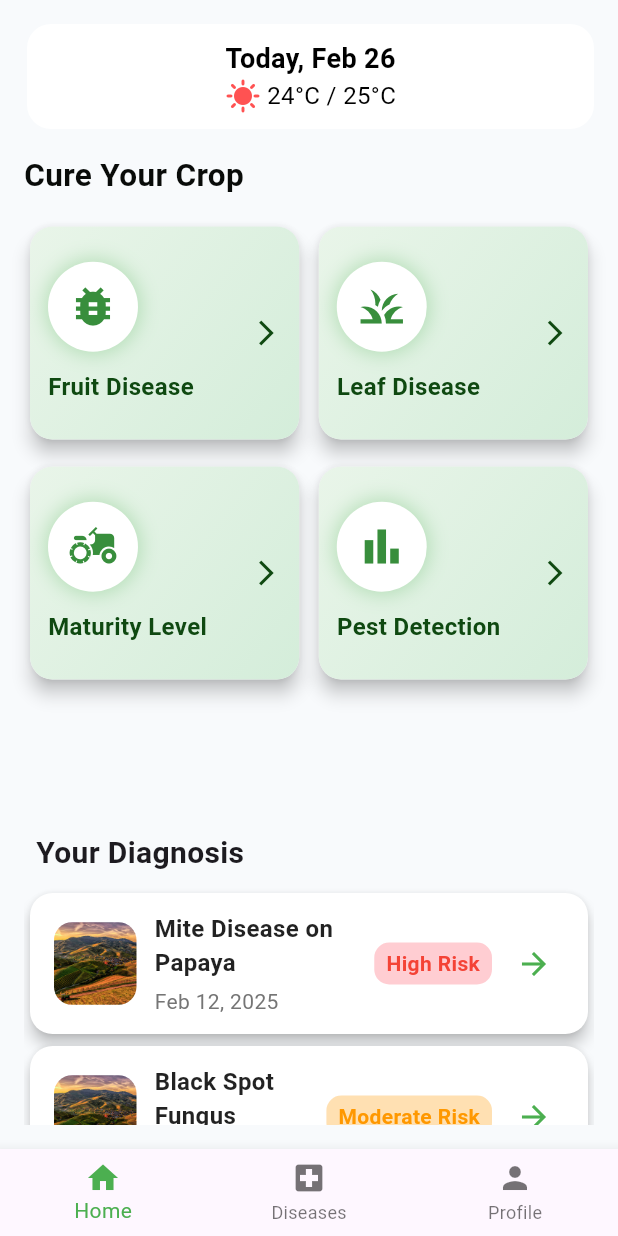
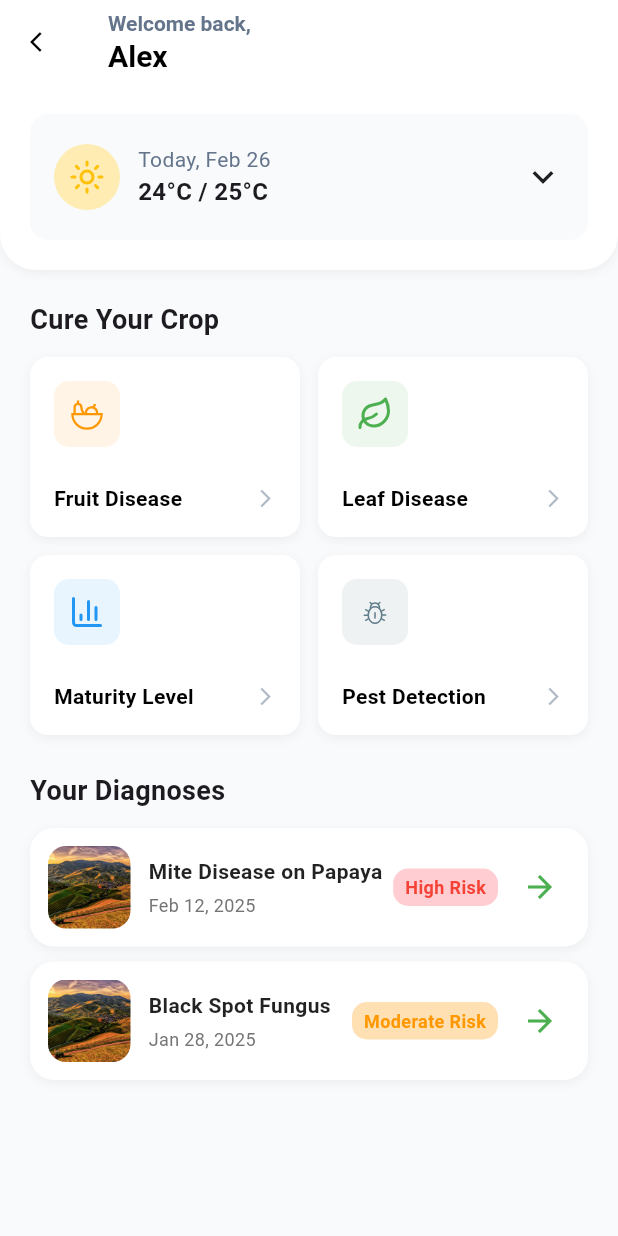
Before and after one commit to IT21161056/Papaya-Buddy, a Flutter app: the screen it shows after launch, on a phone screen of 412 x 824 dp. Run offline on Flutter 3.47's test engine with Material 3 defaults, Android fonts, the phone set to English and light mode, and no system bars; our stand-ins replace carousel_slider, flutter_svg, image_picker.

Commit message:
feat: redesign the dashboard ui

```diff
--- a/mobile_app/lib/routes/router.dart
+++ b/mobile_app/lib/routes/router.dart
@@ -1,5 +1,6 @@
 import 'package:flutter/material.dart';
 import 'package:mobile_app/views/auth/signup_view.dart';
+import 'package:mobile_app/views/dashboard_view.dart';
 import '../views/home_view.dart';
 import '../views/splash_view.dart';
 import '../views/auth/login_view.dart';
@@ -10,7 +11,7 @@ class AppRouter {
       case '/':
         return MaterialPageRoute(builder: (_) => const SplashView());
       case '/home':
-        return MaterialPageRoute(builder: (_) => const HomeView());
+        return MaterialPageRoute(builder: (_) => const DashboardView());
       case '/signup':
         return MaterialPageRoute(builder: (_) => const SignupView());
       case '/login':
--- /dev/null
+++ b/mobile_app/lib/views/dashboard_view.dart
@@ -0,0 +1,214 @@
+import 'package:flutter/material.dart';
+import 'package:mobile_app/views/diagonosisView/diagnosis_list.dart';
+import 'package:mobile_app/views/diagonosisView/disease_details.dart';
+import 'package:mobile_app/widgets/dashboard.widgets/crop_card.dart';
+import 'package:mobile_app/widgets/dashboard.widgets/weather_widget.dart';
+import 'package:mobile_app/widgets/imagePickerWidget/fruitdiseasepicker.dart';
+import 'package:mobile_app/widgets/imagePickerWidget/imagepicker.dart';
+import 'package:mobile_app/widgets/imagePickerWidget/leafdiseasepicker.dart';
+import 'package:mobile_app/widgets/imagePickerWidget/maturitypicker.dart';
+
+class DashboardView extends StatefulWidget {
+  const DashboardView({super.key});
+  @override
+  State<DashboardView> createState() => _DashboardViewState();
+}
+
+// Crop Cards Data
+final List<Map<String, dynamic>> cropCards = [
+  {
+    'name': 'Fruit Disease',
+    'icon': 'assets/icons/carbon_fruit_bowl.svg',
+    'picker': FruitDiseasePicker(),
+    'color': Colors.orange
+  },
+  {
+    'name': 'Leaf Disease',
+    'icon': 'assets/icons/lucide_leaf.svg',
+    'picker': LeafDiseasePicker(),
+    'color': Colors.green
+  },
+  {
+    'name': 'Maturity Level',
+    'icon': 'assets/icons/lucide_chart.svg',
+    'picker': MaturityPicker(),
+    'color': Colors.blue
+  },
+  {
+    'name': 'Pest Detection',
+    'icon': 'assets/icons/material_pest.svg',
+    'picker': ImagePickerPage(),
+    'color': Colors.blueGrey
+  },
+];
+
+class _DashboardViewState extends State<DashboardView> {
+  bool isExpanded = false;
+  @override
+  Widget build(BuildContext context) {
+    return Scaffold(
+        appBar: AppBar(
+          centerTitle: false,
+          backgroundColor: Colors.white,
+          elevation: 0,
+          leading: IconButton(
+            icon: Icon(Icons.arrow_back_ios, color: Colors.black),
+            iconSize: 16,
+            alignment: Alignment.center,
+            onPressed: () {
+              Navigator.pop(context);
+            },
+          ),
+          title: Column(
+            crossAxisAlignment: CrossAxisAlignment.start,
+            children: [
+              Text(
+                "Welcome back,",
+                style: TextStyle(
+                  fontWeight: FontWeight.w600,
+                  color: Color.fromRGBO(100, 116, 139, 1),
+                  fontSize: 14,
+                ),
+              ),
+              Text(
+                "Alex",
+                style: TextStyle(
+                  fontWeight: FontWeight.w700,
+                  color: Colors.black,
+                  fontSize: 20,
+                ),
+              ),
+            ],
+          ),
+        ),
+        backgroundColor: Color(0xFFF8FAFC),
+        body: SafeArea(
+            child: Column(
+          children: [
+            // Wether widget
+            ExpandableWeatherCard(),
+            // "Cure Your Crop" Section
+            Expanded(
+                child: SingleChildScrollView(
+              padding: const EdgeInsets.all(20),
+              child: Column(
+                crossAxisAlignment: CrossAxisAlignment.start,
+                children: [
+                  Row(
+                    mainAxisAlignment: MainAxisAlignment.spaceBetween,
+                    children: [
+                      const Text(
+                        "Cure Your Crop",
+                        style: TextStyle(
+                            fontSize: 18, fontWeight: FontWeight.bold),
+                      ),
+                      // Text(
+                      //   "See all",
+                      //   style: TextStyle(
+                      //       fontSize: 16,
+                      //       color: Colors.blue,
+                      //       fontWeight: FontWeight.bold),
+                      // ),
+                    ],
+                  ),
+                  const SizedBox(
+                    height: 12,
+                  ),
+                  ConstrainedBox(
+                    constraints: const BoxConstraints(
+                      minHeight: 0,
+                    ),
+                    child: GridView.builder(
+                      physics: const NeverScrollableScrollPhysics(),
+                      shrinkWrap: true,
+                      gridDelegate:
+                          const SliverGridDelegateWithFixedCrossAxisCount(
+                        crossAxisCount: 2,
+                        mainAxisSpacing: 12,
+                        crossAxisSpacing: 12,
+                        childAspectRatio: 1.5, //2, 1.8
+                      ),
+                      itemCount: cropCards.length,
+                      itemBuilder: (context, index) {
+                        return SizedBox(
+                          height: 100,
+                          child: CropCard(
+                            title: cropCards[index]['name'],
+                            iconPath: cropCards[index]['icon'],
+                            color: cropCards[index]['color'],
+                            onTap: () {
+                              Navigator.push(
+                                context,
+                                MaterialPageRoute(
+                                  builder: (context) =>
+                                      cropCards[index]['picker'],
+                                ),
+                              );
+                            },
+                          ),
+                        );
+                      },
+                    ),
+                  ),
+                  const SizedBox(
+                    height: 24,
+                  ),
+                  Row(
+                    mainAxisAlignment: MainAxisAlignment.spaceBetween,
+                    children: [
+                      const Text(
+                        "Your Diagnoses",
+                        style: TextStyle(
+                            fontSize: 18, fontWeight: FontWeight.bold),
+                      ),
+                      // Text(
+                      //   "See all",
+                      //   style: TextStyle(
+                      //       fontSize: 16,
+                      //       color: Colors.blue,
+                      //       fontWeight: FontWeight.bold),
+                      // ),
+                    ],
+                  ),
+                  const SizedBox(
+                    height: 12,
+                  ),
+                  ListView.separated(
+                    physics: const NeverScrollableScrollPhysics(),
+                    shrinkWrap: true,
+                    itemCount: pastDiagnoses.length,
+                    separatorBuilder: (context, index) => const SizedBox(
+                      height: 10,
+                    ),
+                    itemBuilder: (context, index) {
+                      return DiagnosisListItem(
+                        title: pastDiagnoses[index]['title'],
+                        date: pastDiagnoses[index]['date'],
+                        result: pastDiagnoses[index]['result'],
+                        onDetailsPressed: () {
+                          Navigator.push(
+                            context,
+                            MaterialPageRoute(
+                              builder: (context) => DiseaseDetailsPage(
+                                diseaseName: pastDiagnoses[index]['title'] ??
+                                    'No Title Available',
+                                description: pastDiagnoses[index]
+                                        ['description'] ??
+                                    'No description available',
+                                remedy: pastDiagnoses[index]['remedy'] ??
+                                    'No remedy available',
+                                images: pastDiagnoses[index]['images'] ?? [],
+                              ),
+                            ),
+                          );
+                        },
+                      );
+                    },
+                  ),
+                ],
+              ),
+            )),
+          ],
+        )));
+  }
+}
--- a/mobile_app/lib/views/diagonosisView/diagnosis_list.dart
+++ b/mobile_app/lib/views/diagonosisView/diagnosis_list.dart
@@ -99,12 +99,19 @@ class DiagnosisListItem extends StatelessWidget {
 
   @override
   Widget build(BuildContext context) {
-    return Card(
-      elevation: 4,
-      shape: RoundedRectangleBorder(borderRadius: BorderRadius.circular(15)),
-      color: Colors.white, // Soft background color
-      child: Padding(
-        padding: const EdgeInsets.symmetric(vertical: 12, horizontal: 16),
+    return Container(
+      padding: const EdgeInsets.all(12),
+      decoration: BoxDecoration(
+          color: Colors.white,
+          borderRadius: BorderRadius.circular(16),
+          boxShadow: [
+            BoxShadow(
+              color: Colors.black.withOpacity(0.05),
+              blurRadius: 5,
+              offset: const Offset(0, 2),
+            ),
+          ]),
+      // Soft background color
       child: Row(
         children: [
           // Left side image
@@ -129,7 +136,7 @@ class DiagnosisListItem extends StatelessWidget {
                 Text(
                   title,
                   style: const TextStyle(
-                      fontSize: 16,
+                    fontSize: 14,
                     fontWeight: FontWeight.bold,
                     color: Colors.black87,
                   ),
@@ -138,7 +145,7 @@ class DiagnosisListItem extends StatelessWidget {
                 Text(
                   date,
                   style: TextStyle(
-                      fontSize: 14,
+                    fontSize: 12,
                     color: Colors.grey.shade600,
                   ),
                 ),
@@ -150,8 +157,7 @@ class DiagnosisListItem extends StatelessWidget {
           Row(
             children: [
               Container(
-                  padding:
-                      const EdgeInsets.symmetric(vertical: 4, horizontal: 8),
+                padding: const EdgeInsets.symmetric(vertical: 4, horizontal: 8),
                 decoration: BoxDecoration(
                   color: result == "High Risk"
                       ? Colors.red.shade100
@@ -163,6 +169,7 @@ class DiagnosisListItem extends StatelessWidget {
                 child: Text(
                   result,
                   style: TextStyle(
+                    fontSize: 12,
                     fontWeight: FontWeight.bold,
                     color: result == "High Risk"
                         ? Colors.red
@@ -185,7 +192,6 @@ class DiagnosisListItem extends StatelessWidget {
           ),
         ],
       ),
-      ),
     );
   }
 }
--- /dev/null
+++ b/mobile_app/lib/widgets/dashboard.widgets/crop_card.dart
@@ -0,0 +1,76 @@
+import 'package:flutter/material.dart';
+import 'package:flutter_svg/flutter_svg.dart';
+
+class CropCard extends StatelessWidget {
+  final String title;
+  final String iconPath;
+  final Color color;
+  final VoidCallback onTap;
+
+  const CropCard({
+    super.key,
+    required this.title,
+    required this.iconPath,
+    required this.color,
+    required this.onTap,
+  });
+
+  @override
+  Widget build(BuildContext context) {
+    return GestureDetector(
+      onTap: onTap,
+      child: Container(
+        width: 160,
+        padding: const EdgeInsets.all(16),
+        decoration: BoxDecoration(
+          color: Colors.white,
+          borderRadius: BorderRadius.circular(12),
+          boxShadow: [
+            BoxShadow(
+              color: Colors.black.withOpacity(0.05),
+              blurRadius: 5,
+              offset: const Offset(0, 2),
+            ),
+          ],
+        ),
+        child: Column(
+          crossAxisAlignment: CrossAxisAlignment.start,
+          mainAxisAlignment: MainAxisAlignment.spaceBetween,
+          children: [
+            Container(
+              padding: const EdgeInsets.all(10),
+              decoration: BoxDecoration(
+                color: color.withOpacity(0.1),
+                borderRadius: BorderRadius.circular(10),
+              ),
+              child: SvgPicture.asset(
+                iconPath,
+                height: 24,
+                width: 24,
+                color: color,
+              ),
+            ),
+            Row(
+              mainAxisAlignment: MainAxisAlignment.spaceBetween,
+              children: [
+                Text(
+                  title,
+                  style: const TextStyle(
+                    fontSize: 14,
+                    fontWeight: FontWeight.bold,
+                    color: Colors.black,
+                  ),
+                ),
+                const Icon(
+                  Icons.arrow_forward_ios,
+                  size: 14,
+                  color: Color.fromRGBO(100, 116, 139, 0.5),
+                ),
+              ],
+            ),
+          ],
+        ),
+      ),
+    );
+  }
+}
--- /dev/null
+++ b/mobile_app/lib/widgets/dashboard.widgets/weather_info.dart
@@ -0,0 +1,40 @@
+import 'package:flutter/material.dart';
+import 'package:flutter_svg/flutter_svg.dart';
+
+class WeatherInfo extends StatelessWidget {
+  final String title;
+  final String value;
+  final String iconPath;
+  final Color iconColor;
+
+  const WeatherInfo({
+    super.key,
+    required this.title,
+    required this.value,
+    required this.iconPath,
+    required this.iconColor,
+  });
+
+  @override
+  Widget build(BuildContext context) {
+    return Column(
+      children: [
+        SvgPicture.asset(
+          iconPath,
+          height: 20,
+          width: 20,
+          color: iconColor,
+        ),
+        const SizedBox(height: 4),
+        Text(
+          title,
+          style: const TextStyle(fontSize: 12, color: Colors.black54),
+        ),
+        Text(
+          value,
+          style: const TextStyle(fontSize: 14, fontWeight: FontWeight.bold),
+        ),
+      ],
+    );
+  }
+}
--- /dev/null
+++ b/mobile_app/lib/widgets/dashboard.widgets/weather_widget.dart
@@ -0,0 +1,136 @@
+import 'package:flutter/material.dart';
+import 'package:flutter_svg/flutter_svg.dart';
+import 'package:mobile_app/widgets/dashboard.widgets/weather_info.dart';
+
+class ExpandableWeatherCard extends StatefulWidget {
+  const ExpandableWeatherCard({super.key});
+
+  @override
+  State<ExpandableWeatherCard> createState() => _ExpandableWeatherCardState();
+}
+
+class _ExpandableWeatherCardState extends State<ExpandableWeatherCard> {
+  bool isExpanded = false;
+
+  @override
+  Widget build(BuildContext context) {
+    return Container(
+      padding: const EdgeInsets.all(20),
+      decoration: BoxDecoration(
+        color: Colors.white,
+        borderRadius: const BorderRadius.only(
+          bottomLeft: Radius.circular(24),
+          bottomRight: Radius.circular(24),
+        ),
+        boxShadow: [
+          BoxShadow(
+            color: Colors.black.withOpacity(0.05),
+            blurRadius: 5,
+            offset: const Offset(0, 2),
+          ),
+        ],
+      ),
+      child: GestureDetector(
+        onTap: () {
+          setState(() {
+            isExpanded = !isExpanded;
+          });
+        },
+        child: Container(
+          padding: const EdgeInsets.symmetric(horizontal: 16, vertical: 20),
+          decoration: BoxDecoration(
+            color: const Color(0xFFF8FAFC),
+            borderRadius: BorderRadius.circular(12),
+          ),
+          child: Column(
+            children: [
+              Row(
+                children: [
+                  Container(
+                    decoration: BoxDecoration(
+                      shape: BoxShape.circle,
+                      color: Colors.amber.shade100,
+                    ),
+                    child: Padding(
+                      padding: const EdgeInsets.all(10.0),
+                      child: SvgPicture.asset(
+                        'assets/icons/lucide_sun.svg',
+                        height: 24,
+                        width: 24,
+                        color: Colors.amber,
+                      ),
+                    ),
+                  ),
+                  const SizedBox(width: 12),
+                  const Column(
+                    crossAxisAlignment: CrossAxisAlignment.start,
+                    children: [
+                      Text(
+                        "Today, Feb 26",
+                        style: TextStyle(
+                          fontSize: 14,
+                          color: Color.fromRGBO(100, 116, 139, 1),
+                        ),
+                      ),
+                      Text(
+                        "24°C / 25°C",
+                        style: TextStyle(
+                          fontSize: 16,
+                          fontWeight: FontWeight.w600,
+                        ),
+                      ),
+                    ],
+                  ),
+                  const Spacer(),
+                  Icon(
+                    isExpanded ? Icons.expand_less : Icons.expand_more,
+                    size: 28,
+                  ),
+                ],
+              ),
+
+              // Expanded Content
+              AnimatedSize(
+                  duration: const Duration(milliseconds: 300),
+                  curve: Curves.easeInOut,
+                  child: isExpanded
+                      ? Column(
+                          children: [
+                            const SizedBox(height: 8),
+                            const Divider(
+                              color: Color.fromRGBO(226, 232, 240, 1),
+                            ),
+                            const SizedBox(height: 8),
+                            const Row(
+                              mainAxisAlignment: MainAxisAlignment.spaceAround,
+                              children: [
+                                WeatherInfo(
+                                  title: "UV Index",
+                                  value: "High",
+                                  iconPath: 'assets/icons/lucide_sun.svg',
+                                  iconColor: Colors.amber,
+                                ),
+                                WeatherInfo(
+                                  title: "Humidity",
+                                  value: "68%",
+                                  iconPath: 'assets/icons/lucide_droplets.svg',
+                                  iconColor: Colors.blue,
+                                ),
+                                WeatherInfo(
+                                  title: "Cloud Cover",
+                                  value: "15%",
+                                  iconPath: 'assets/icons/lucide_cloud.svg',
+                                  iconColor: Colors.blueGrey,
+                                ),
+                              ],
+                            ),
+                          ],
+                        )
+                      : const SizedBox())
+            ],
+          ),
+        ),
+      ),
+    );
+  }
+}
```
Also changed, not shown: mobile_app/assets/icons/arcticons_fruit.svg (added), mobile_app/assets/icons/carbon_fruit_bowl.svg (added), mobile_app/assets/icons/lucide_chart.svg (added), mobile_app/assets/icons/lucide_cloud.svg (added), mobile_app/assets/icons/lucide_droplets.svg (added), mobile_app/assets/icons/lucide_menu.svg (added), mobile_app/assets/icons/lucide_sun.svg (added), mobile_app/assets/icons/material_pest.svg (added), mobile_app/pubspec.lock. Lines whose indentation alone changed are shown as unchanged.
